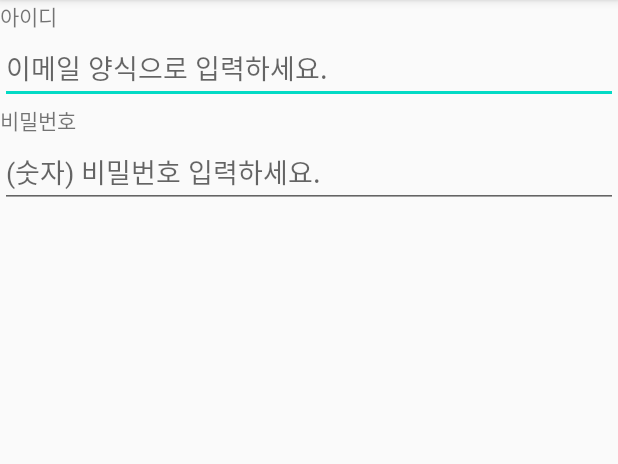
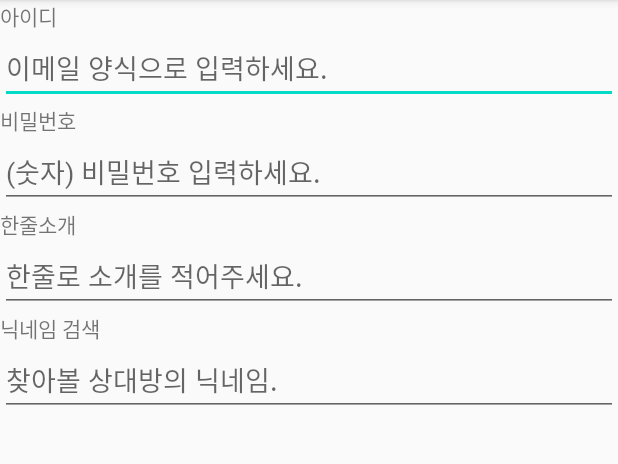
Before and after one commit to jsdev2013/UIPractices_20200526, an Android app: the screen it shows after launch (MainActivity), on a phone screen of 412 x 824 dp, the part 84-548 px from its top. Run offline under Robolectric (Android 15) with nearby library versions, the phone set to English and light mode, and no system bars.

Commit message:
Edittext - singleline, imeoptions

```diff
--- a/app/src/main/res/layout/activity_main.xml
+++ b/app/src/main/res/layout/activity_main.xml
@@ -31,5 +31,28 @@ tools:context=".MainActivity">
         android:hint="(숫자) 비밀번호 입력하세요."
         android:inputType="numberPassword"/>
 
+    <TextView
+        android:layout_width="wrap_content"
+        android:layout_height="wrap_content"
+        android:text="한줄소개" />
+
+    <EditText
+        android:layout_width="match_parent"
+        android:layout_height="wrap_content"
+        android:hint="한줄로 소개를 적어주세요."
+        android:singleLine="true"/>
+
+    <TextView
+        android:layout_width="wrap_content"
+        android:layout_height="wrap_content"
+        android:text="닉네임 검색" />
+
+    <EditText
+        android:layout_width="match_parent"
+        android:layout_height="wrap_content"
+        android:hint="찾아볼 상대방의 닉네임."
+        android:singleLine="true"
+        android:imeOptions="actionSearch" />
+
 
 </LinearLayout>
```
